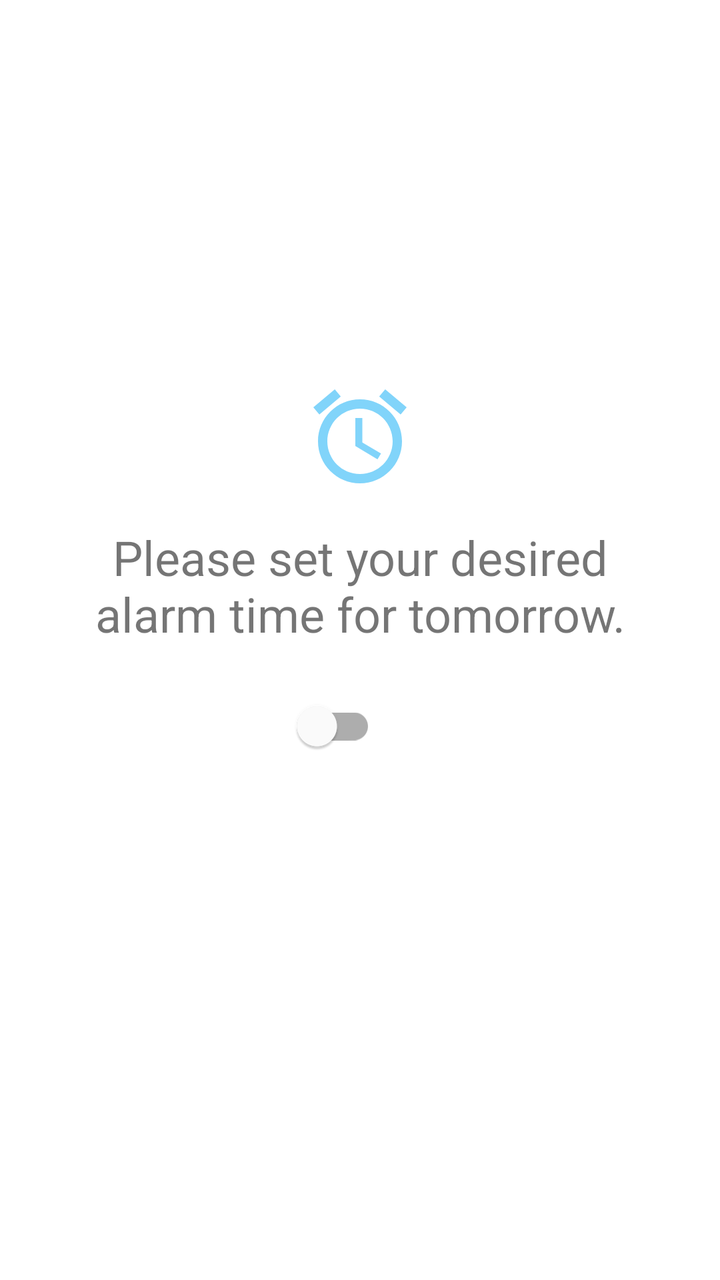
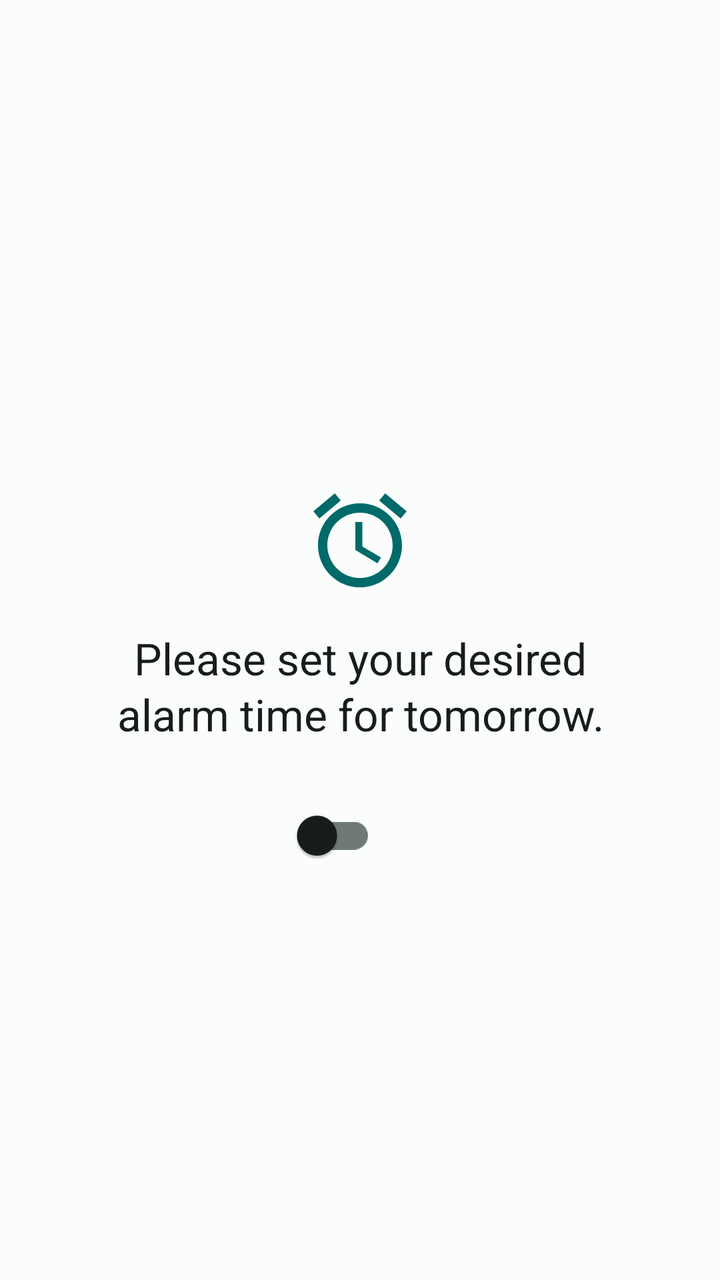

Two renders of the same Android screen: before a commit and after it. Below are the layout's source before the change and the commit's diff.
<!-- AndroidManifest.xml: application theme AppTheme -->
<!-- res/layout/fragment_alarm.xml -->
<?xml version="1.0" encoding="utf-8"?>
<layout xmlns:android="http://schemas.android.com/apk/res/android"
    xmlns:app="http://schemas.android.com/apk/res-auto"
    xmlns:tools="http://schemas.android.com/tools">

    <LinearLayout
        android:layout_width="match_parent"
        android:layout_height="match_parent"
        android:orientation="vertical"
        android:gravity="center"
        tools:context=".ui.MainActivity">

        <ImageView
            android:id="@+id/iv_alarm"
            android:layout_width="@dimen/home_icon_size"
            android:layout_height="@dimen/home_icon_size"
            android:layout_marginTop="@dimen/activity_horizontal_margin"
            android:layout_marginBottom="@dimen/activity_horizontal_margin"
            android:src="@drawable/ic_alarm_black_24dp"
            app:tint="@color/colorPrimaryLight" />

        <TextView
            android:id="@+id/tv_alarm"
            android:layout_width="wrap_content"
            android:layout_height="wrap_content"
            android:layout_marginBottom="@dimen/activity_horizontal_margin"
            android:text="@string/set_alarm_message"
            android:textAlignment="center"
            android:textSize="24sp" />

        <LinearLayout
            android:layout_width="match_parent"
            android:layout_height="wrap_content"
            android:layout_marginBottom="30dp"
            android:orientation="vertical">

            <LinearLayout
                android:layout_width="match_parent"
                android:layout_height="wrap_content"
                android:gravity="center"
                android:layout_marginBottom="@dimen/activity_vertical_margin"
                android:clickable="true"
                android:focusable="true">

                <com.google.android.material.switchmaterial.SwitchMaterial
                    android:id="@+id/alarm_active_switch"
                    android:layout_width="wrap_content"
                    android:layout_height="wrap_content"
                    android:layout_gravity="center"
                    android:layout_marginEnd="@dimen/activity_horizontal_margin" />

                <TextView
                    android:id="@+id/alarm_time_text"
                    android:layout_width="wrap_content"
                    android:layout_height="wrap_content"
                    android:layout_gravity="center"
                    android:layout_marginEnd="@dimen/activity_horizontal_margin"
                    android:fontFamily="monospace"
                    android:textSize="@dimen/alarm_text_size" />

            </LinearLayout>

            <LinearLayout
                android:id="@+id/alarm_separator"
                android:orientation="horizontal"
                android:layout_width="match_parent"
                android:layout_height="wrap_content"
                android:visibility="gone"
                android:weightSum="1"
                android:gravity="center">

                <View
                    android:layout_width="0dp"
                    android:layout_weight="0.8"
                    android:layout_height="1dp"
                    android:background="@color/colorGrey300" />
            </LinearLayout>

        </LinearLayout>

        <LinearLayout
            android:id="@+id/saliva_alarms"
            android:layout_width="match_parent"
            android:layout_height="wrap_content"
            android:layout_marginBottom="@dimen/activity_vertical_margin"
            android:orientation="vertical">
            <TextView
                android:id="@+id/tv_saliva_alarms"
                android:layout_width="match_parent"
                android:layout_height="wrap_content"
                android:layout_marginTop="@dimen/activity_horizontal_margin"
                android:text="@string/saliva_alarms_header"
                android:textAlignment="center"
                android:textSize="20sp"
                android:visibility="gone" />
            <androidx.recyclerview.widget.RecyclerView
                android:id="@+id/saliva_alarms_list"
                android:layout_width="match_parent"
                android:layout_height="wrap_content"
                android:layout_marginTop="16dp"
                tools:listitem="@layout/item_alarm"
                tools:itemCount="5" />
        </LinearLayout>

    </LinearLayout>

    <data>

        <variable
            name="viewmodel"
            type="de.fau.cs.mad.carwatch.ui.alarm.AlarmViewModel" />
    </data>
</layout>
<!-- res/layout/item_alarm.xml (included above) -->
<?xml version="1.0" encoding="utf-8"?>
<androidx.constraintlayout.widget.ConstraintLayout xmlns:android="http://schemas.android.com/apk/res/android"
    xmlns:app="http://schemas.android.com/apk/res-auto"
    android:layout_width="match_parent"
    android:layout_height="wrap_content"
    android:layout_marginBottom="10dp"
    android:layout_centerHorizontal="true"
    android:layout_centerVertical="true"
    android:clickable="true"
    android:focusable="true"
    android:orientation="horizontal">

    <TextView
        android:id="@+id/tv_sample_name"
        android:layout_width="wrap_content"
        android:layout_height="match_parent"
        android:layout_marginEnd="@dimen/activity_horizontal_margin"
        android:gravity="center"
        android:textSize="@dimen/sample_prefix_text_size"
        android:fontFamily="monospace"
        app:layout_constraintEnd_toStartOf="@id/alarm_time_layout"
        app:layout_constraintTop_toTopOf="parent"
        app:layout_constraintBottom_toBottomOf="parent" />

    <LinearLayout
        android:id="@+id/alarm_time_layout"
        android:layout_width="wrap_content"
        android:layout_height="match_parent"
        app:layout_constraintStart_toStartOf="parent"
        app:layout_constraintEnd_toEndOf="parent"
        app:layout_constraintTop_toTopOf="parent"
        app:layout_constraintBottom_toBottomOf="parent">

        <com.google.android.material.switchmaterial.SwitchMaterial
            android:id="@+id/alarm_active_switch"
            android:layout_width="wrap_content"
            android:layout_height="wrap_content"
            android:layout_gravity="center"
            android:layout_marginEnd="@dimen/activity_horizontal_margin" />

        <TextView
            android:id="@+id/alarm_time_text"
            android:layout_width="wrap_content"
            android:layout_height="wrap_content"
            android:layout_gravity="center"
            android:layout_marginEnd="@dimen/activity_horizontal_margin"
            android:fontFamily="monospace"
            android:textSize="@dimen/alarm_text_size" />
    </LinearLayout>

    <ImageView
        android:id="@+id/iv_scanner_icon"
        android:layout_width="@dimen/sample_suffix_icon_width"
        android:layout_height="@dimen/manual_scan_icon_height"
        android:layout_marginStart="@dimen/sample_suffix_icon_margin_start"
        android:layout_gravity="center"
        android:src="@drawable/ic_barcode_scanner_24dp"
        app:tint="@color/barcode_field_box_stroke"
        app:layout_constraintStart_toEndOf="@id/alarm_time_layout"
        app:layout_constraintTop_toTopOf="parent"
        app:layout_constraintBottom_toBottomOf="parent"
        android:visibility="visible" />

    <ImageView
        android:id="@+id/iv_check_icon"
        android:layout_width="@dimen/sample_suffix_icon_width"
        android:layout_height="@dimen/check_icon_height"
        android:layout_marginStart="@dimen/sample_suffix_icon_margin_start"
        android:layout_gravity="center"
        android:src="@drawable/ic_check"
        android:visibility="gone"
        app:layout_constraintStart_toEndOf="@id/alarm_time_layout"
        app:layout_constraintTop_toTopOf="parent"
        app:layout_constraintBottom_toBottomOf="parent" />

    <ImageView
        android:id="@+id/iv_sample_status_icon"
        android:layout_width="@dimen/sample_suffix_icon_width"
        android:layout_height="30dp"
        android:layout_marginStart="@dimen/sample_suffix_icon_margin_start"
        android:layout_gravity="center"
        android:src="@drawable/ic_hourglass"
        app:layout_constraintStart_toEndOf="@id/iv_scanner_icon"
        app:layout_constraintTop_toTopOf="parent"
        app:layout_constraintBottom_toBottomOf="parent"
        android:visibility="visible" />

</androidx.constraintlayout.widget.ConstraintLayout>
<!-- resources referenced by this layout -->
<resources>
  <color name="barcode_field_box_stroke">#757575</color>
  <color name="colorGrey300">#E0E0E0</color>
  <color name="colorPrimaryLight">#81D4FA</color>
  <dimen name="activity_horizontal_margin">16dp</dimen>
  <dimen name="activity_vertical_margin">16dp</dimen>
  <dimen name="alarm_text_size">36sp</dimen>
  <dimen name="check_icon_height">30dp</dimen>
  <dimen name="home_icon_size">56dp</dimen>
  <dimen name="manual_scan_icon_height">40dp</dimen>
  <dimen name="sample_prefix_text_size">30sp</dimen>
  <dimen name="sample_suffix_icon_margin_start">5dp</dimen>
  <dimen name="sample_suffix_icon_width">40dp</dimen>
  <string name="saliva_alarms_header">Saliva sample alarms</string>
  <string name="set_alarm_message">"Please set your desired\n alarm time for tomorrow. "</string>
  <style name="AppTheme" parent="Theme.MaterialComponents.Light.DarkActionBar">
          
          <item name="colorPrimary">@color/colorPrimary</item>
          <item name="colorPrimaryVariant">@color/colorPrimaryDark</item>
          <item name="colorPrimaryDark">@color/colorPrimaryDark</item>
          <item name="colorAccent">@color/colorAccent</item>
          <item name="colorSecondary">@color/colorAccent</item>
          <item name="colorOnSecondary">@color/colorWhite</item>
  
          <item name="materialAlertDialogTheme">
              @style/ThemeOverlay.MaterialComponents.MaterialAlertDialog
          </item>
      </style>
  <color name="colorGreen500">#4CAF50</color>
  <color name="colorLime500">#CDDC39</color>
  <color name="colorPrimary">#2196F3</color>
  <color name="colorPrimaryDark">#01579B</color>
  <color name="colorAccent">#FF9800</color>
  <color name="colorWhite">#FFFFFF</color>
  <!-- unchanged entries left out for length: 4 -->
</resources>

<!-- the commit's change to res/layout/fragment_alarm.xml (unified diff, before → after) -->
@@ -6,8 +6,12 @@
     <LinearLayout
         android:layout_width="match_parent"
         android:layout_height="match_parent"
+        android:background="?attr/colorSurface"
+        android:gravity="center"
         android:orientation="vertical"
-        android:gravity="center"
+        android:paddingStart="24dp"
+        android:paddingTop="112dp"
+        android:paddingEnd="24dp"
         tools:context=".ui.MainActivity">
 
         <ImageView
@@ -16,8 +20,9 @@
             android:layout_height="@dimen/home_icon_size"
             android:layout_marginTop="@dimen/activity_horizontal_margin"
             android:layout_marginBottom="@dimen/activity_horizontal_margin"
+            android:contentDescription="@null"
             android:src="@drawable/ic_alarm_black_24dp"
-            app:tint="@color/colorPrimaryLight" />
+            app:tint="?attr/colorPrimary" />
 
         <TextView
             android:id="@+id/tv_alarm"
@@ -26,7 +31,8 @@
             android:layout_marginBottom="@dimen/activity_horizontal_margin"
             android:text="@string/set_alarm_message"
             android:textAlignment="center"
-            android:textSize="24sp" />
+            android:textAppearance="@style/TextAppearance.Carwatch.Headline"
+            android:textColor="?attr/colorOnSurface" />
 
         <LinearLayout
             android:layout_width="match_parent"
@@ -55,8 +61,8 @@
                     android:layout_height="wrap_content"
                     android:layout_gravity="center"
                     android:layout_marginEnd="@dimen/activity_horizontal_margin"
-                    android:fontFamily="monospace"
-                    android:textSize="@dimen/alarm_text_size" />
+                    android:textAppearance="@style/TextAppearance.Carwatch.DisplayTime"
+                    android:textColor="?attr/colorOnSurface" />
 
             </LinearLayout>
 
@@ -73,7 +79,7 @@
                     android:layout_width="0dp"
                     android:layout_weight="0.8"
                     android:layout_height="1dp"
-                    android:background="@color/colorGrey300" />
+                    android:background="?attr/colorOutline" />
             </LinearLayout>
 
         </LinearLayout>
@@ -91,13 +97,17 @@
                 android:layout_marginTop="@dimen/activity_horizontal_margin"
                 android:text="@string/saliva_alarms_header"
                 android:textAlignment="center"
-                android:textSize="20sp"
+                android:textAppearance="@style/TextAppearance.Material3.TitleMedium"
+                android:textColor="?attr/colorOnSurfaceVariant"
                 android:visibility="gone" />
             <androidx.recyclerview.widget.RecyclerView
                 android:id="@+id/saliva_alarms_list"
                 android:layout_width="match_parent"
                 android:layout_height="wrap_content"
                 android:layout_marginTop="16dp"
+                android:fadeScrollbars="false"
+                android:scrollbarStyle="outsideInset"
+                android:scrollbars="vertical"
                 tools:listitem="@layout/item_alarm"
                 tools:itemCount="5" />
         </LinearLayout>
@@ -113,90 +123,109 @@
 </layout>
 <!-- res/layout/item_alarm.xml (included above) -->
 <?xml version="1.0" encoding="utf-8"?>
-<androidx.constraintlayout.widget.ConstraintLayout xmlns:android="http://schemas.android.com/apk/res/android"
+<com.google.android.material.card.MaterialCardView xmlns:android="http://schemas.android.com/apk/res/android"
     xmlns:app="http://schemas.android.com/apk/res-auto"
     android:layout_width="match_parent"
     android:layout_height="wrap_content"
-    android:layout_marginBottom="10dp"
-    android:layout_centerHorizontal="true"
-    android:layout_centerVertical="true"
+    android:layout_marginStart="4dp"
+    android:layout_marginEnd="4dp"
+    android:layout_marginBottom="12dp"
     android:clickable="true"
     android:focusable="true"
-    android:orientation="horizontal">
-
-    <TextView
-        android:id="@+id/tv_sample_name"
-        android:layout_width="wrap_content"
-        android:layout_height="match_parent"
-        android:layout_marginEnd="@dimen/activity_horizontal_margin"
-        android:gravity="center"
-        android:textSize="@dimen/sample_prefix_text_size"
-        android:fontFamily="monospace"
-        app:layout_constraintEnd_toStartOf="@id/alarm_time_layout"
-        app:layout_constraintTop_toTopOf="parent"
-        app:layout_constraintBottom_toBottomOf="parent" />
-
-    <LinearLayout
-        android:id="@+id/alarm_time_layout"
-        android:layout_width="wrap_content"
-        android:layout_height="match_parent"
-        app:layout_constraintStart_toStartOf="parent"
-        app:layout_constraintEnd_toEndOf="parent"
-        app:layout_constraintTop_toTopOf="parent"
-        app:layout_constraintBottom_toBottomOf="parent">
-
-        <com.google.android.material.switchmaterial.SwitchMaterial
-            android:id="@+id/alarm_active_switch"
+    app:cardBackgroundColor="?attr/colorSurface"
+    app:cardElevation="0dp"
+    app:shapeAppearanceOverlay="@style/ShapeAppearance.Carwatch.Card"
+    app:strokeColor="?attr/colorOutline"
+    app:strokeWidth="1dp">
+
+    <androidx.constraintlayout.widget.ConstraintLayout
+        android:layout_width="match_parent"
+        android:layout_height="wrap_content"
+        android:minHeight="72dp"
+        android:paddingStart="16dp"
+        android:paddingTop="12dp"
+        android:paddingEnd="16dp"
+        android:paddingBottom="12dp">
+
+        <TextView
+            android:id="@+id/tv_sample_name"
             android:layout_width="wrap_content"
             android:layout_height="wrap_content"
-            android:layout_gravity="center"
-            android:layout_marginEnd="@dimen/activity_horizontal_margin" />
-
-        <TextView
-            android:id="@+id/alarm_time_text"
+            android:layout_marginEnd="12dp"
+            android:fontFamily="monospace"
+            android:gravity="center"
+            android:textAppearance="@style/TextAppearance.Material3.TitleLarge"
+            android:textColor="?attr/colorOnSurfaceVariant"
+            app:layout_constraintBottom_toBottomOf="parent"
+            app:layout_constraintEnd_toStartOf="@id/alarm_time_layout"
+            app:layout_constraintTop_toTopOf="parent" />
+
+        <LinearLayout
+            android:id="@+id/alarm_time_layout"
             android:layout_width="wrap_content"
             android:layout_height="wrap_content"
-            android:layout_gravity="center"
-            android:layout_marginEnd="@dimen/activity_horizontal_margin"
-            android:fontFamily="monospace"
-            android:textSize="@dimen/alarm_text_size" />
-    </LinearLayout>
-
-    <ImageView
-        android:id="@+id/iv_scanner_icon"
-        android:layout_width="@dimen/sample_suffix_icon_width"
-        android:layout_height="@dimen/manual_scan_icon_height"
-        android:layout_marginStart="@dimen/sample_suffix_icon_margin_start"
-        android:layout_gravity="center"
-        android:src="@drawable/ic_barcode_scanner_24dp"
-        app:tint="@color/barcode_field_box_stroke"
-        app:layout_constraintStart_toEndOf="@id/alarm_time_layout"
-        app:layout_constraintTop_toTopOf="parent"
-        app:layout_constraintBottom_toBottomOf="parent"
-        android:visibility="visible" />
-
-    <ImageView
-        android:id="@+id/iv_check_icon"
-        android:layout_width="@dimen/sample_suffix_icon_width"
-        android:layout_height="@dimen/check_icon_height"
-        android:layout_marginStart="@dimen/sample_suffix_icon_margin_start"
-        android:layout_gravity="center"
-        android:src="@drawable/ic_check"
-        android:visibility="gone"
-        app:layout_constraintStart_toEndOf="@id/alarm_time_layout"
-        app:layout_constraintTop_toTopOf="parent"
-        app:layout_constraintBottom_toBottomOf="parent" />
-
-    <ImageView
-        android:id="@+id/iv_sample_status_icon"
-        android:layout_width="@dimen/sample_suffix_icon_width"
-        android:layout_height="30dp"
-        android:layout_marginStart="@dimen/sample_suffix_icon_margin_start"
-        android:layout_gravity="center"
-        android:src="@drawable/ic_hourglass"
-        app:layout_constraintStart_toEndOf="@id/iv_scanner_icon"
-        app:layout_constraintTop_toTopOf="parent"
-        app:layout_constraintBottom_toBottomOf="parent"
-        android:visibility="visible" />
-
-</androidx.constraintlayout.widget.ConstraintLayout>
+            android:gravity="center"
+            android:orientation="horizontal"
+            app:layout_constraintBottom_toBottomOf="parent"
+            app:layout_constraintEnd_toStartOf="@id/iv_scanner_icon"
+            app:layout_constraintHorizontal_chainStyle="packed"
+            app:layout_constraintStart_toStartOf="parent"
+            app:layout_constraintTop_toTopOf="parent">
+
+            <com.google.android.material.switchmaterial.SwitchMaterial
+                android:id="@+id/alarm_active_switch"
+                android:layout_width="wrap_content"
+                android:layout_height="wrap_content"
+                android:layout_gravity="center"
+                android:layout_marginEnd="12dp" />
+
+            <TextView
+                android:id="@+id/alarm_time_text"
+                android:layout_width="wrap_content"
+                android:layout_height="wrap_content"
+                android:layout_gravity="center"
+                android:fontFamily="monospace"
+                android:textAppearance="@style/TextAppearance.Material3.DisplaySmall" />
+        </LinearLayout>
+
+        <ImageView
+            android:id="@+id/iv_scanner_icon"
+            android:layout_width="@dimen/sample_suffix_icon_width"
+            android:layout_height="@dimen/manual_scan_icon_height"
+            android:layout_marginStart="12dp"
+            android:contentDescription="@string/open_scanner"
+            android:src="@drawable/ic_barcode_scanner_24dp"
+            android:visibility="visible"
+            app:layout_constraintBottom_toBottomOf="parent"
+            app:layout_constraintStart_toEndOf="@id/alarm_time_layout"
+            app:layout_constraintTop_toTopOf="parent"
+            app:tint="?attr/colorOnSurfaceVariant" />
+
+        <ImageView
+            android:id="@+id/iv_check_icon"
+            android:layout_width="@dimen/sample_suffix_icon_width"
+            android:layout_height="@dimen/check_icon_height"
+            android:layout_marginStart="12dp"
+            android:contentDescription="@string/content_description_sample_taken"
+            android:src="@drawable/ic_check"
+            android:visibility="gone"
+            app:layout_constraintBottom_toBottomOf="parent"
+            app:layout_constraintStart_toEndOf="@id/alarm_time_layout"
+            app:layout_constraintTop_toTopOf="parent" />
+
+        <ImageView
+            android:id="@+id/iv_sample_status_icon"
+            android:layout_width="@dimen/sample_suffix_icon_width"
+            android:layout_height="30dp"
+            android:layout_marginStart="4dp"
+            android:contentDescription="@string/content_description_sample_status"
+            android:src="@drawable/ic_hourglass"
+            android:visibility="visible"
+            app:layout_constraintBottom_toBottomOf="parent"
+            app:layout_constraintStart_toEndOf="@id/iv_scanner_icon"
+            app:layout_constraintTop_toTopOf="parent"
+            app:tint="?attr/colorTertiary" />
+
+    </androidx.constraintlayout.widget.ConstraintLayout>
+
+</com.google.android.material.card.MaterialCardView>
<!-- resource entries referenced after the edit -->
@@ -1,38 +1,66 @@
 <!-- resources referenced by this layout -->
 <resources>
-  <color name="barcode_field_box_stroke">#757575</color>
-  <color name="colorGrey300">#E0E0E0</color>
-  <color name="colorPrimaryLight">#81D4FA</color>
   <dimen name="activity_horizontal_margin">16dp</dimen>
   <dimen name="activity_vertical_margin">16dp</dimen>
-  <dimen name="alarm_text_size">36sp</dimen>
   <dimen name="check_icon_height">30dp</dimen>
   <dimen name="home_icon_size">56dp</dimen>
   <dimen name="manual_scan_icon_height">40dp</dimen>
-  <dimen name="sample_prefix_text_size">30sp</dimen>
-  <dimen name="sample_suffix_icon_margin_start">5dp</dimen>
   <dimen name="sample_suffix_icon_width">40dp</dimen>
+  <string name="content_description_sample_status">Sample status</string>
+  <string name="content_description_sample_taken">Sample taken</string>
+  <string name="open_scanner">Open scanner</string>
   <string name="saliva_alarms_header">Saliva sample alarms</string>
   <string name="set_alarm_message">"Please set your desired\n alarm time for tomorrow. "</string>
-  <style name="AppTheme" parent="Theme.MaterialComponents.Light.DarkActionBar">
-          
+  <style name="ShapeAppearance.Carwatch.Card" parent="">
+          <item name="cornerFamily">rounded</item>
+          <item name="cornerSize">20dp</item>
+      </style>
+  <style name="TextAppearance.Carwatch.DisplayTime" parent="TextAppearance.Material3.DisplayMedium">
+          <item name="fontFamily">monospace</item>
+          <item name="android:fontFamily">monospace</item>
+      </style>
+  <style name="TextAppearance.Carwatch.Headline" parent="TextAppearance.Material3.TitleLarge" />
+  <style name="AppTheme" parent="Theme.Material3.DayNight">
           <item name="colorPrimary">@color/colorPrimary</item>
+          <item name="colorOnPrimary">@color/md_theme_onPrimary</item>
           <item name="colorPrimaryVariant">@color/colorPrimaryDark</item>
           <item name="colorPrimaryDark">@color/colorPrimaryDark</item>
           <item name="colorAccent">@color/colorAccent</item>
-          <item name="colorSecondary">@color/colorAccent</item>
-          <item name="colorOnSecondary">@color/colorWhite</item>
-  
-          <item name="materialAlertDialogTheme">
-              @style/ThemeOverlay.MaterialComponents.MaterialAlertDialog
-          </item>
+          <item name="colorSecondary">@color/md_theme_secondary</item>
+          <item name="colorOnSecondary">@color/md_theme_onSecondary</item>
+          <item name="colorTertiary">@color/md_theme_tertiary</item>
+          <item name="colorOnTertiary">@color/md_theme_onTertiary</item>
+          <item name="colorSurface">@color/md_theme_surface</item>
+          <item name="colorOnSurface">@color/md_theme_onSurface</item>
+          <item name="colorSurfaceVariant">@color/md_theme_surfaceVariant</item>
+          <item name="colorOnSurfaceVariant">@color/md_theme_onSurfaceVariant</item>
+          <item name="colorOutline">@color/md_theme_outline</item>
+          <item name="android:windowBackground">@color/md_theme_background</item>
+          <item name="android:navigationBarColor">@color/md_theme_surface</item>
+          <item name="android:statusBarColor">@color/md_theme_surface</item>
+          <item name="android:windowLightStatusBar">true</item>
+          <item name="materialAlertDialogTheme">@style/ThemeOverlay.Material3.MaterialAlertDialog</item>
+          <item name="materialButtonStyle">@style/Widget.Material3.Button</item>
+          <item name="materialSwitchStyle">@style/Widget.Material3.CompoundButton.MaterialSwitch</item>
+          <item name="bottomNavigationStyle">@style/Widget.Material3.BottomNavigationView</item>
       </style>
   <color name="colorGreen500">#4CAF50</color>
   <color name="colorLime500">#CDDC39</color>
-  <color name="colorPrimary">#2196F3</color>
-  <color name="colorPrimaryDark">#01579B</color>
-  <color name="colorAccent">#FF9800</color>
-  <color name="colorWhite">#FFFFFF</color>
+  <color name="colorPrimary">@color/md_theme_primary</color>
+  <color name="md_theme_onPrimary">#FFFFFF</color>
+  <color name="colorPrimaryDark">#004F4F</color>
+  <color name="colorAccent">@color/md_theme_tertiary</color>
+  <color name="md_theme_secondary">#4A6363</color>
+  <color name="md_theme_onSecondary">#FFFFFF</color>
+  <color name="md_theme_tertiary">#536178</color>
+  <color name="md_theme_onTertiary">#FFFFFF</color>
+  <color name="md_theme_surface">#FAFDFC</color>
+  <color name="md_theme_onSurface">#191C1C</color>
+  <color name="md_theme_surfaceVariant">#DAE5E4</color>
+  <color name="md_theme_onSurfaceVariant">#3F4948</color>
+  <color name="md_theme_outline">#6F7978</color>
+  <color name="md_theme_background">#FAFDFC</color>
+  <color name="md_theme_primary">#006A6A</color>
   <!-- unchanged entries left out for length: 4 -->
 </resources>
 
